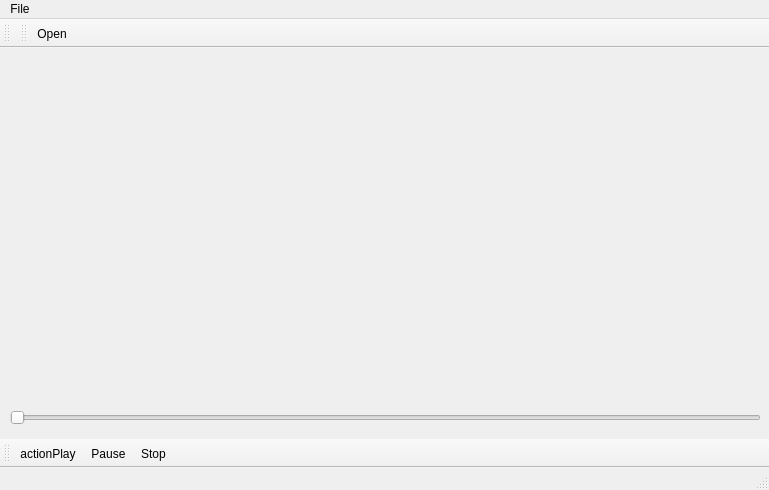
This is Sources/mainwindow.ui in rabinosona/Instant-Player-mk2 as Qt 5 draws it before an edit. The edited form follows.
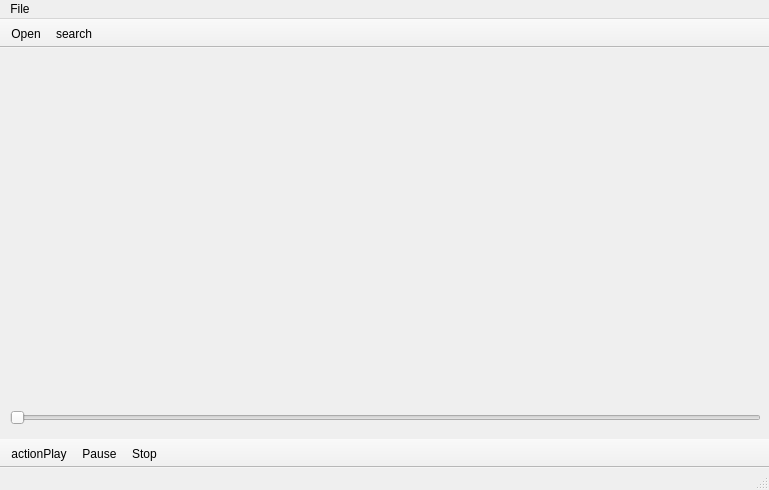
This is the edited form. Icons and pictures are not drawn.

Diff of the .ui file:
```diff
--- a/Sources/mainwindow.ui
+++ b/Sources/mainwindow.ui
@@ -11,7 +11,7 @@
    </rect>
   </property>
   <property name="windowTitle">
-   <string>MainWindow</string>
+   <string>Instant Player</string>
   </property>
   <widget class="QWidget" name="centralWidget">
    <widget class="QSlider" name="horizontalSlider">
@@ -46,19 +46,16 @@
    </widget>
    <addaction name="menuFile"/>
   </widget>
-  <widget class="QToolBar" name="mainToolBar">
-   <attribute name="toolBarArea">
-    <enum>TopToolBarArea</enum>
-   </attribute>
-   <attribute name="toolBarBreak">
-    <bool>false</bool>
-   </attribute>
-  </widget>
-  <widget class="QStatusBar" name="statusBar"/>
   <widget class="QToolBar" name="toolBar">
    <property name="windowTitle">
     <string>toolBar</string>
    </property>
+   <property name="movable">
+    <bool>false</bool>
+   </property>
+   <property name="floatable">
+    <bool>false</bool>
+   </property>
    <attribute name="toolBarArea">
     <enum>TopToolBarArea</enum>
    </attribute>
@@ -66,11 +63,21 @@
     <bool>false</bool>
    </attribute>
    <addaction name="OpenFile"/>
+   <addaction name="actionSearch"/>
   </widget>
   <widget class="QToolBar" name="toolBar_2">
    <property name="windowTitle">
     <string>toolBar_2</string>
    </property>
+   <property name="movable">
+    <bool>false</bool>
+   </property>
+   <property name="allowedAreas">
+    <set>Qt::AllToolBarAreas</set>
+   </property>
+   <property name="toolButtonStyle">
+    <enum>Qt::ToolButtonIconOnly</enum>
+   </property>
    <attribute name="toolBarArea">
     <enum>BottomToolBarArea</enum>
    </attribute>
@@ -81,10 +88,11 @@
    <addaction name="PauseVideo"/>
    <addaction name="StopVideo"/>
   </widget>
+  <widget class="QStatusBar" name="statusBar"/>
   <action name="actionActionPlay">
    <property name="icon">
     <iconset>
-     <normaloff>E:/play.png</normaloff>E:/play.png</iconset>
+     <normaloff>../build-InstantPlayers-Desktop_Qt_5_5_1_MinGW_32bit-Release/release/graphics/375.png</normaloff>../build-InstantPlayers-Desktop_Qt_5_5_1_MinGW_32bit-Release/release/graphics/375.png</iconset>
    </property>
    <property name="text">
     <string>actionPlay</string>
@@ -93,7 +101,7 @@
   <action name="OpenFile">
    <property name="icon">
     <iconset>
-     <normaloff>E:/open_folder-128.png</normaloff>E:/open_folder-128.png</iconset>
+     <normaloff>../build-InstantPlayers-Desktop_Qt_5_5_1_MinGW_32bit-Release/release/graphics/Open_file_document_paper_folder.png</normaloff>../build-InstantPlayers-Desktop_Qt_5_5_1_MinGW_32bit-Release/release/graphics/Open_file_document_paper_folder.png</iconset>
    </property>
    <property name="text">
     <string>Open</string>
@@ -102,7 +110,7 @@
   <action name="PauseVideo">
    <property name="icon">
     <iconset>
-     <normaloff>E:/256-256-46c8ef7ada75656wabe6b290f2931fc6c.png</normaloff>E:/256-256-46c8ef7ada75656wabe6b290f2931fc6c.png</iconset>
+     <normaloff>../build-InstantPlayers-Desktop_Qt_5_5_1_MinGW_32bit-Release/release/graphics/Mdi7gq5c9.png</normaloff>../build-InstantPlayers-Desktop_Qt_5_5_1_MinGW_32bit-Release/release/graphics/Mdi7gq5c9.png</iconset>
    </property>
    <property name="text">
     <string>Pause</string>
@@ -116,12 +124,21 @@
   <action name="StopVideo">
    <property name="icon">
     <iconset>
-     <normaloff>E:/stop.png</normaloff>E:/stop.png</iconset>
+     <normaloff>../build-InstantPlayers-Desktop_Qt_5_5_1_MinGW_32bit-Release/release/graphics/Stop.png</normaloff>../build-InstantPlayers-Desktop_Qt_5_5_1_MinGW_32bit-Release/release/graphics/Stop.png</iconset>
    </property>
    <property name="text">
     <string>Stop</string>
    </property>
   </action>
+  <action name="actionSearch">
+   <property name="icon">
+    <iconset>
+     <normaloff>../build-InstantPlayers-Desktop_Qt_5_5_1_MinGW_32bit-Release/release/graphics/images.png</normaloff>../build-InstantPlayers-Desktop_Qt_5_5_1_MinGW_32bit-Release/release/graphics/images.png</iconset>
+   </property>
+   <property name="text">
+    <string>search</string>
+   </property>
+  </action>
  </widget>
  <layoutdefault spacing="6" margin="11"/>
  <resources/>
```
